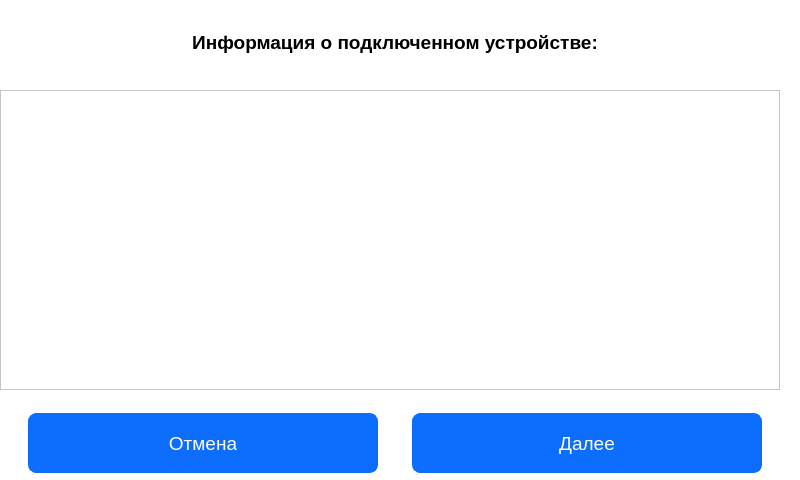
Above: win_info.ui from PloticynaEl/SDR before the change. Below: the same form after it.
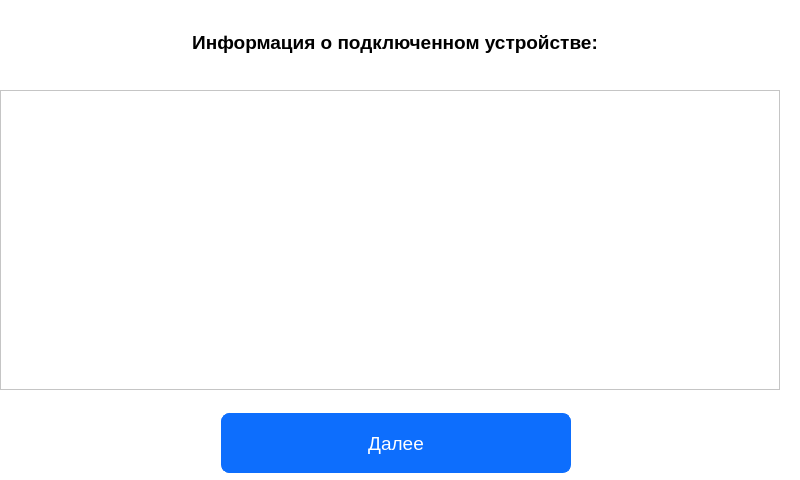
That is the form after the change.

```diff
--- a/win_info.ui
+++ b/win_info.ui
@@ -153,37 +153,6 @@
      </item>
      <item>
       <layout class="QHBoxLayout" name="horizontalLayout_2">
-       <item>
-        <widget class="QPushButton" name="cancel_button_info">
-         <property name="minimumSize">
-          <size>
-           <width>350</width>
-           <height>70</height>
-          </size>
-         </property>
-         <property name="maximumSize">
-          <size>
-           <width>350</width>
-           <height>16777215</height>
-          </size>
-         </property>
-         <property name="sizeIncrement">
-          <size>
-           <width>300</width>
-           <height>0</height>
-          </size>
-         </property>
-         <property name="font">
-          <font>
-           <family>Arial</family>
-           <pointsize>14</pointsize>
-          </font>
-         </property>
-         <property name="text">
-          <string>Отмена</string>
-         </property>
-        </widget>
-       </item>
        <item>
         <widget class="QPushButton" name="continue_button_info">
          <property name="minimumSize">
```
